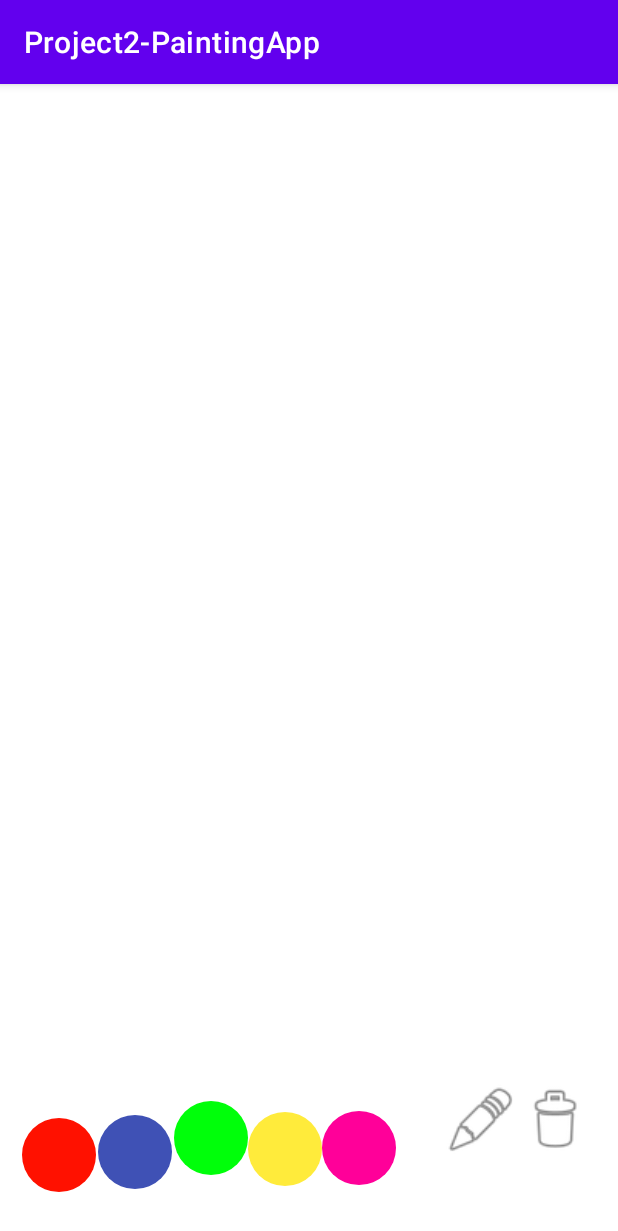
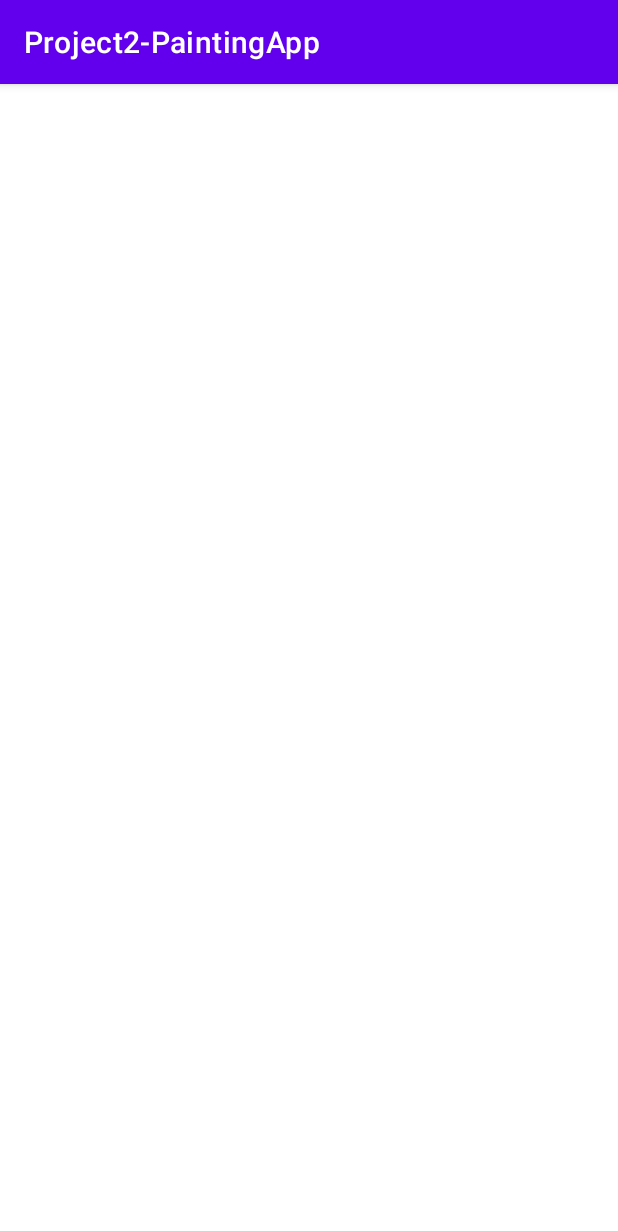
Before and after one commit to JackWilliamOHara/Project2App, an Android app: the screen it shows after launch (MainActivity), on a phone screen of 412 x 824 dp. Shown: the top 1231 px of the screen. Run offline under Robolectric (Android 15) with nearby library versions, the phone set to English and light mode, and no system bars.

Commit message:
Working Prototype
works

```diff
--- a/Project2PaintingApp/app/src/main/java/com/example/project2_paintingapp/MainActivity.java
+++ b/Project2PaintingApp/app/src/main/java/com/example/project2_paintingapp/MainActivity.java
@@ -20,7 +20,8 @@ public class MainActivity extends AppCompatActivity {
     @Override
     protected void onCreate(Bundle savedInstanceState) {
         super.onCreate(savedInstanceState);
-        setContentView(R.layout.activity_main);
+        Display display = new Display(this);
+        setContentView(display);
     }
 
     public void pencil(View view) {
--- a/Project2PaintingApp/app/src/main/res/layout/activity_main.xml
+++ b/Project2PaintingApp/app/src/main/res/layout/activity_main.xml
@@ -22,7 +22,8 @@
         app:layout_constraintTop_toTopOf="parent"
         app:layout_constraintVertical_bias="0.555"
         app:srcCompat="@drawable/button_red"
-        tools:srcCompat="@drawable/button_red" />
+        tools:srcCompat="@drawable/button_red"
+        android:contentDescription="TODO" />
 
     <ImageView
         android:id="@+id/buttonblue"
@@ -37,7 +38,8 @@
         app:layout_constraintEnd_toEndOf="parent"
         app:layout_constraintStart_toEndOf="@+id/buttonred"
         app:layout_constraintTop_toTopOf="parent"
-        app:srcCompat="@drawable/button_blue" />
+        app:srcCompat="@drawable/button_blue"
+        android:contentDescription="TODO" />
 
     <ImageView
         android:id="@+id/buttongreen"
@@ -54,7 +56,8 @@
         app:layout_constraintStart_toEndOf="@+id/buttonblue"
         app:layout_constraintTop_toTopOf="parent"
         app:layout_constraintVertical_bias="0.25"
-        app:srcCompat="@drawable/button_green" />
+        app:srcCompat="@drawable/button_green"
+        android:contentDescription="TODO" />
 
     <ImageView
         android:id="@+id/buttonyellow"
@@ -68,7 +71,8 @@
         app:layout_constraintEnd_toEndOf="parent"
         app:layout_constraintStart_toEndOf="@+id/buttongreen"
         app:layout_constraintTop_toTopOf="parent"
-        app:srcCompat="@drawable/button_yellow" />
+        app:srcCompat="@drawable/button_yellow"
+        android:contentDescription="TODO" />
 
     <ImageView
         android:id="@+id/buttonmagenta"
@@ -82,7 +86,8 @@
         app:layout_constraintEnd_toEndOf="parent"
         app:layout_constraintStart_toEndOf="@+id/buttonyellow"
         app:layout_constraintTop_toTopOf="parent"
-        app:srcCompat="@drawable/button_magenta" />
+        app:srcCompat="@drawable/button_magenta"
+        android:contentDescription="TODO" />
 
     <ImageView
         android:id="@+id/pencil"
@@ -97,7 +102,8 @@
         app:layout_constraintStart_toEndOf="@+id/buttonmagenta"
         app:layout_constraintTop_toTopOf="parent"
         app:layout_constraintVertical_bias="0.0"
-        app:srcCompat="@android:drawable/ic_menu_edit" />
+        app:srcCompat="@android:drawable/ic_menu_edit"
+        android:contentDescription="TODO" />
 
     <ImageView
         android:id="@+id/eraser"
@@ -112,5 +118,6 @@
         app:layout_constraintStart_toEndOf="@+id/pencil"
         app:layout_constraintTop_toTopOf="parent"
         app:layout_constraintVertical_bias="0.0"
-        app:srcCompat="@android:drawable/ic_menu_delete" />
+        app:srcCompat="@android:drawable/ic_menu_delete"
+        android:contentDescription="TODO" />
 </androidx.constraintlayout.widget.ConstraintLayout>
```
